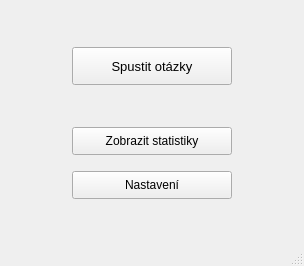
Before: the Qt Designer form autoskola_eTesty/startmenu.ui in RxiPland/autoskola_eTesty_desktop, drawn with Qt 5.
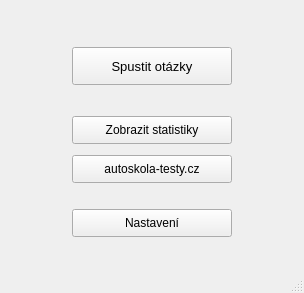
After: the same form once the commit is applied. Icons and pictures are not drawn.

The edit to the form file:
```diff
--- a/autoskola_eTesty/startmenu.ui
+++ b/autoskola_eTesty/startmenu.ui
@@ -33,6 +33,32 @@
         </property>
        </widget>
       </item>
+      <item row="5" column="1">
+       <widget class="QPushButton" name="pushButton_4">
+        <property name="minimumSize">
+         <size>
+          <width>0</width>
+          <height>28</height>
+         </size>
+        </property>
+        <property name="text">
+         <string>autoskola-testy.cz</string>
+        </property>
+       </widget>
+      </item>
+      <item row="7" column="1">
+       <widget class="QPushButton" name="pushButton_3">
+        <property name="minimumSize">
+         <size>
+          <width>0</width>
+          <height>28</height>
+         </size>
+        </property>
+        <property name="text">
+         <string>Nastavení</string>
+        </property>
+       </widget>
+      </item>
       <item row="2" column="1">
        <spacer name="verticalSpacer">
         <property name="orientation">
@@ -75,38 +101,6 @@
         </property>
        </spacer>
       </item>
-      <item row="0" column="1">
-       <spacer name="verticalSpacer_2">
-        <property name="orientation">
-         <enum>Qt::Vertical</enum>
-        </property>
-        <property name="sizeType">
-         <enum>QSizePolicy::MinimumExpanding</enum>
-        </property>
-        <property name="sizeHint" stdset="0">
-         <size>
-          <width>0</width>
-          <height>38</height>
-         </size>
-        </property>
-       </spacer>
-      </item>
-      <item row="6" column="1">
-       <spacer name="verticalSpacer_3">
-        <property name="orientation">
-         <enum>Qt::Vertical</enum>
-        </property>
-        <property name="sizeType">
-         <enum>QSizePolicy::MinimumExpanding</enum>
-        </property>
-        <property name="sizeHint" stdset="0">
-         <size>
-          <width>20</width>
-          <height>25</height>
-         </size>
-        </property>
-       </spacer>
-      </item>
       <item row="1" column="1">
        <widget class="QPushButton" name="pushButton">
         <property name="minimumSize">
@@ -125,20 +119,7 @@
         </property>
        </widget>
       </item>
-      <item row="5" column="1">
-       <widget class="QPushButton" name="pushButton_3">
-        <property name="minimumSize">
-         <size>
-          <width>0</width>
-          <height>28</height>
-         </size>
-        </property>
-        <property name="text">
-         <string>Nastavení</string>
-        </property>
-       </widget>
-      </item>
-      <item row="4" column="1">
+      <item row="6" column="1">
        <spacer name="verticalSpacer_5">
         <property name="orientation">
          <enum>Qt::Vertical</enum>
@@ -149,7 +130,68 @@
         <property name="sizeHint" stdset="0">
          <size>
           <width>15</width>
-          <height>10</height>
+          <height>20</height>
+         </size>
+        </property>
+       </spacer>
+      </item>
+      <item row="0" column="1">
+       <spacer name="verticalSpacer_2">
+        <property name="orientation">
+         <enum>Qt::Vertical</enum>
+        </property>
+        <property name="sizeType">
+         <enum>QSizePolicy::MinimumExpanding</enum>
+        </property>
+        <property name="sizeHint" stdset="0">
+         <size>
+          <width>0</width>
+          <height>38</height>
+         </size>
+        </property>
+       </spacer>
+      </item>
+      <item row="1" column="0">
+       <spacer name="horizontalSpacer">
+        <property name="orientation">
+         <enum>Qt::Horizontal</enum>
+        </property>
+        <property name="sizeHint" stdset="0">
+         <size>
+          <width>40</width>
+          <height>20</height>
+         </size>
+        </property>
+       </spacer>
+      </item>
+      <item row="8" column="1">
+       <spacer name="verticalSpacer_3">
+        <property name="orientation">
+         <enum>Qt::Vertical</enum>
+        </property>
+        <property name="sizeType">
+         <enum>QSizePolicy::MinimumExpanding</enum>
+        </property>
+        <property name="sizeHint" stdset="0">
+         <size>
+          <width>20</width>
+          <height>25</height>
+         </size>
+        </property>
+       </spacer>
+      </item>
+      <item row="4" column="1">
+       <spacer name="verticalSpacer_4">
+        <property name="orientation">
+         <enum>Qt::Vertical</enum>
+        </property>
+        <property name="sizeType">
+         <enum>QSizePolicy::Fixed</enum>
+        </property>
+        <property name="sizeHint" stdset="0">
+         <size>
+          <width>20</width>
+          <height>5</height>
          </size>
         </property>
        </spacer>
```
Left out of the diff: 21 changed lines with no effect on the pictures.
